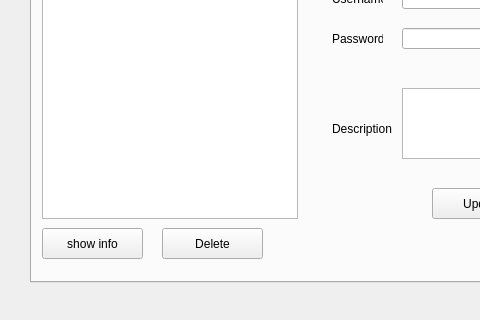
The window that MainLayout.ui (LVMVRQUXL/Python-Projet) describes before a commit, drawn with Qt 5; both pictures show x 0 to 480 and y 108 to 428 of the 604 by 428 pixel window.
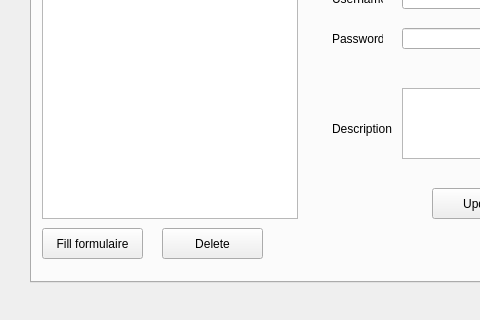
The same window after the commit. The open tabs and pages were chosen to show the change.

Commit message: feat: Add others features

What changed in the file:
```diff
--- a/MainLayout.ui
+++ b/MainLayout.ui
@@ -172,7 +172,7 @@
        </rect>
       </property>
       <property name="text">
-       <string>show info</string>
+       <string>Fill formulaire</string>
       </property>
      </widget>
      <widget class="QLabel" name="usernameLabel">
```
Left out of the diff: 37 changed lines with no effect on the pictures. The commit also changes 2 other files.
